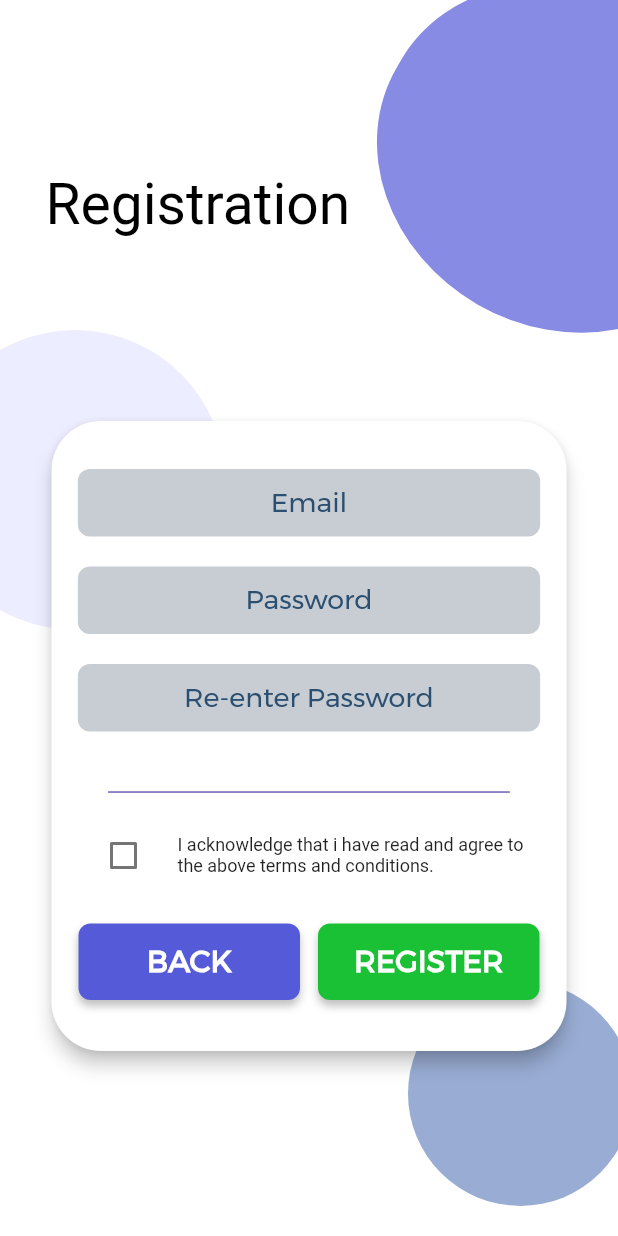
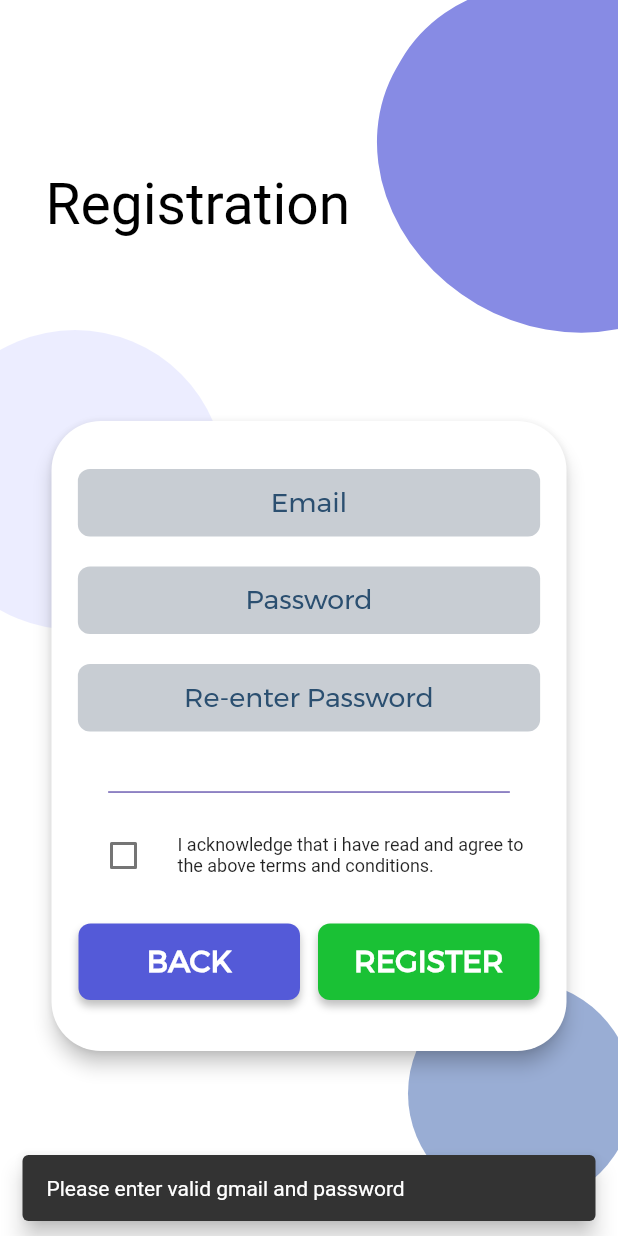
Before and after one commit to jyothir10/bibliotheca, a Flutter app: the screen it shows after launch, after a tap on "REGISTER", on a phone screen of 412 x 824 dp. Run offline on Flutter 3.47's test engine with Material 2 defaults, Android fonts, the light colour scheme and no system bars; our stand-ins replace firebase_auth, firebase_core, flutter_svg; accounts and stored records are empty.

Commit message:
registration firebase completed

```diff
--- a/lib/Screens/RegistrationScreen2.dart
+++ b/lib/Screens/RegistrationScreen2.dart
@@ -22,21 +22,32 @@ class RegistrationScreen2State extends State<RegistrationScreen2> {
   TextEditingController emailcontroller = TextEditingController();
   TextEditingController passwordcontroller = TextEditingController();
   TextEditingController passwordcontroller1 = TextEditingController();
+  final GlobalKey<ScaffoldState> _scaffoldKey = new GlobalKey<ScaffoldState>();
 
   Future signUp() async {
     try {
       await FirebaseAuth.instance.createUserWithEmailAndPassword(
           email: emailcontroller.text.trim(),
           password: passwordcontroller.text.trim());
+      Navigator.pushReplacementNamed(context, DashBoardScreen.id);
     } on FirebaseException catch (e) {
       print(e);
+      _scaffoldKey.currentState?.showSnackBar(
+        SnackBar(
+          behavior: SnackBarBehavior.floating,
+          duration: Duration(seconds: 1),
+          content: Text(
+            e.message.toString(),
+          ),
+        ),
+      );
     }
-    Navigator.pushReplacementNamed(context, DashBoardScreen.id);
   }
 
   @override
   Widget build(BuildContext context) {
     return Scaffold(
+      key: _scaffoldKey,
       backgroundColor: Colors.white,
       body: Stack(
         children: <Widget>[
@@ -243,6 +254,15 @@ class RegistrationScreen2State extends State<RegistrationScreen2> {
                                               passwordcontroller.text ==
                                                   passwordcontroller1.text) {
                                             signUp();
+                                          } else {
+                                            _scaffoldKey.currentState
+                                                ?.showSnackBar(const SnackBar(
+                                                    behavior: SnackBarBehavior
+                                                        .floating,
+                                                    duration:
+                                                        Duration(seconds: 1),
+                                                    content: Text(
+                                                        "Please enter valid gmail and password")));
                                           }
                                         },
                                         child: Container(
```
